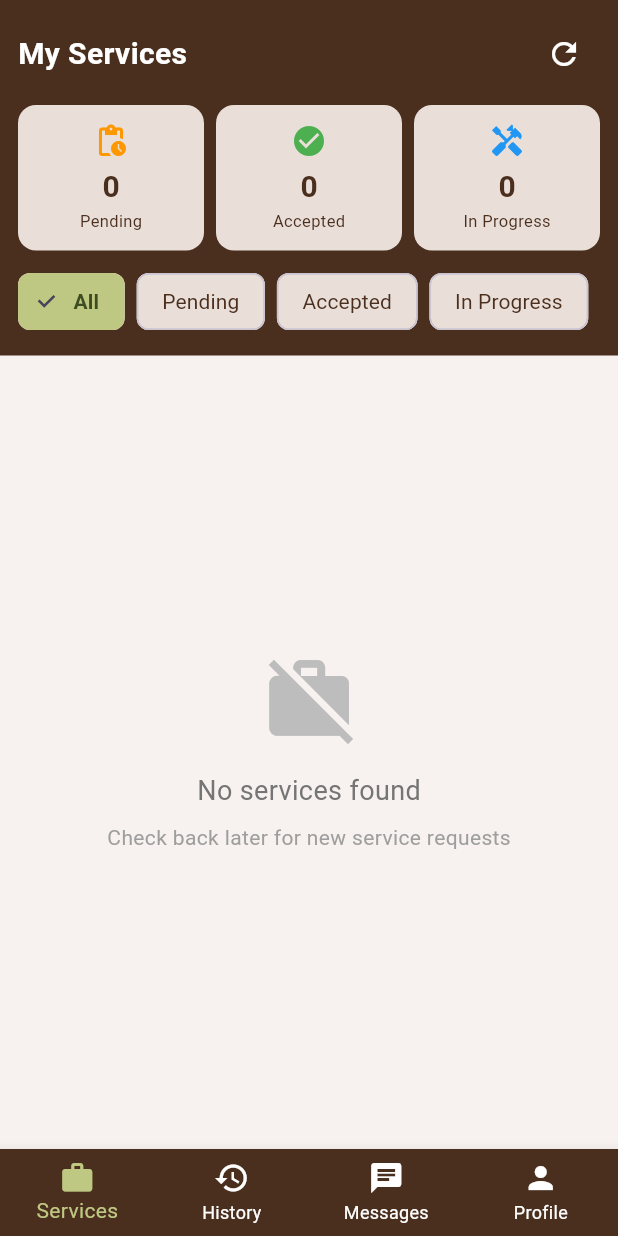
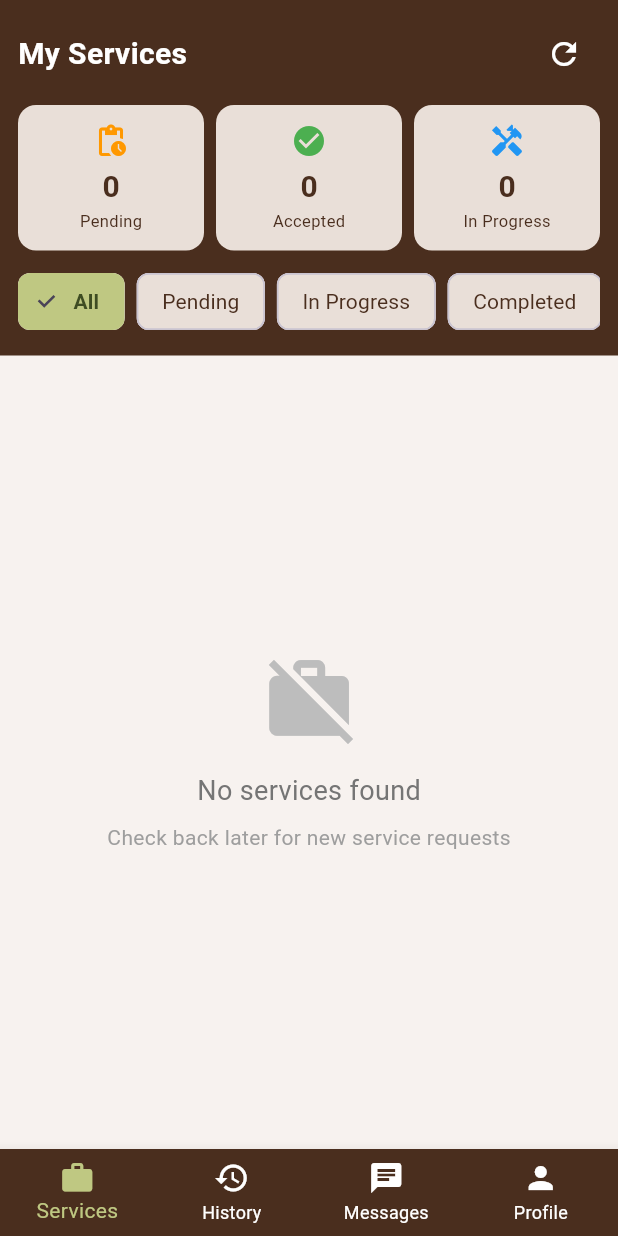
Before and after one commit to BinaryVibe/handyconnect, a Flutter app: the WorkerServicesPage screen opened by its route, on a phone screen of 412 x 824 dp. Run offline on Flutter 3.47's test engine with Material 3 defaults, Android fonts, the phone set to English and light mode, and no system bars; our stand-ins replace go_router, image_picker, supabase_flutter; accounts and stored records are empty; network calls fail.

Commit message:
Remove 'Accepted' filter chip from services page
The 'Accepted' filter chip and its spacing were removed from the worker services page. This streamlines the filter options and may reflect updated workflow requirements.

```diff
--- a/lib/screens/worker_services_page.dart
+++ b/lib/screens/worker_services_page.dart
@@ -226,8 +226,6 @@ class _WorkerServicesPageState extends State<WorkerServicesPage> {
           const SizedBox(width: 8),
           _buildFilterChip('Pending', 'pending'),
           const SizedBox(width: 8),
-          _buildFilterChip('Accepted', 'accepted'),
-          const SizedBox(width: 8),
           _buildFilterChip('In Progress', 'in_progress'),
           // 'Completed' intentionally left here to show "Completed but Unpaid" jobs
           const SizedBox(width: 8),
```
